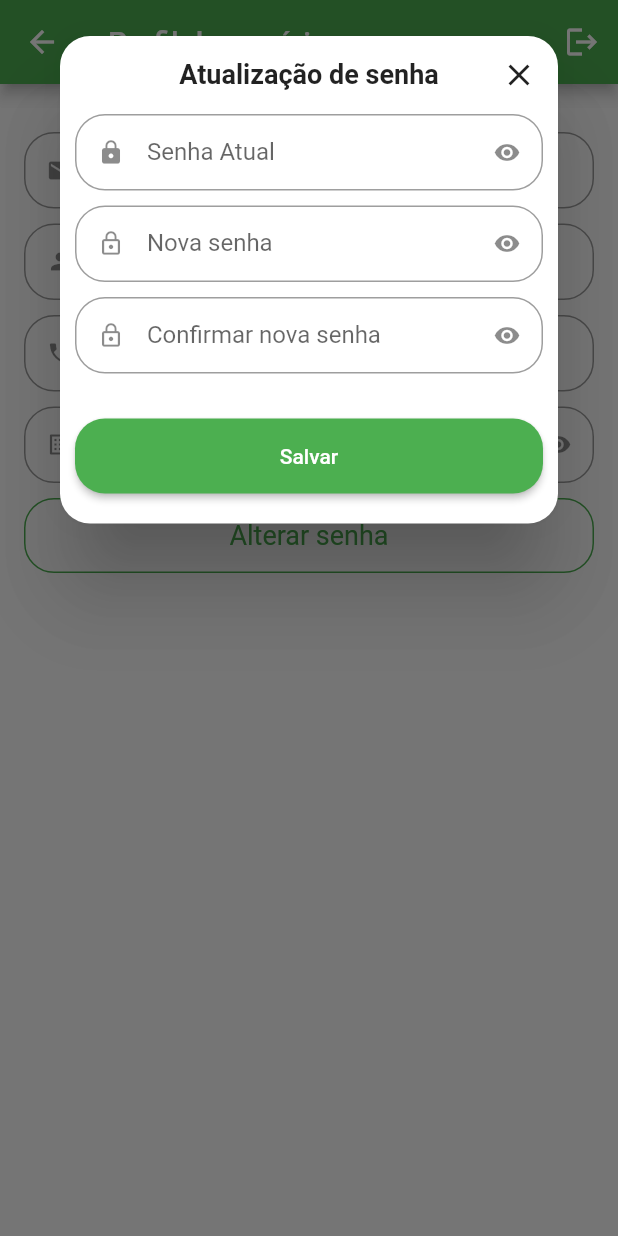
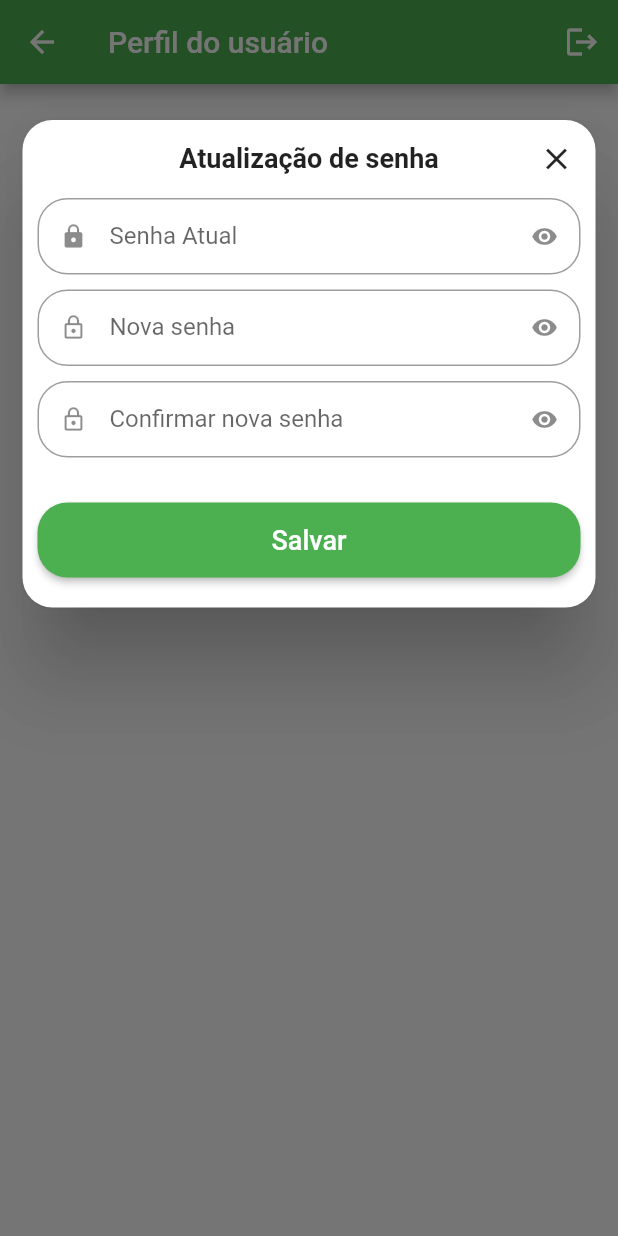
Before and after one commit to oliveiraxavier/quitanda-virtual-1-mx, a Flutter app: the ProfileTab screen opened directly, after a tap on "Alterar senha", on a phone screen of 412 x 824 dp. Run offline on Flutter 3.47's test engine with Material 2 defaults, Android fonts, the phone set to English and light mode, and no system bars; our stand-ins replace animated_text_kit, badges, mask_text_input_formatter.

Commit message:
Start quitanda virtual - Aula 37

```diff
--- a/lib/src/pages/profile/profile_tab.dart
+++ b/lib/src/pages/profile/profile_tab.dart
@@ -95,8 +95,10 @@ class _ProfileTabState extends State<ProfileTab> {
     return showDialog(
       context: context,
       builder: (context) {
-        return SingleChildScrollView(
-             child: Dialog(
+        return
+           SingleChildScrollView(
+           child: Dialog(
+              insetPadding: const EdgeInsets.symmetric(horizontal: 15.0, vertical: 80.0),
               shape: RoundedRectangleBorder(
                 borderRadius: BorderRadius.circular(20),
               ),
@@ -147,7 +149,15 @@ class _ProfileTabState extends State<ProfileTab> {
                                 ),
                               ),
                               onPressed: () {},
-                              child: Text('Salvar')),
+                              child: Text(
+                                'Salvar',
+                                style: TextStyle(
+                                  fontSize: 18,
+                                ),
+                              ),
+
+                              //textAlign: TextAlign.center,
+                          ),
                         ),
                       ],
                     ),
```
